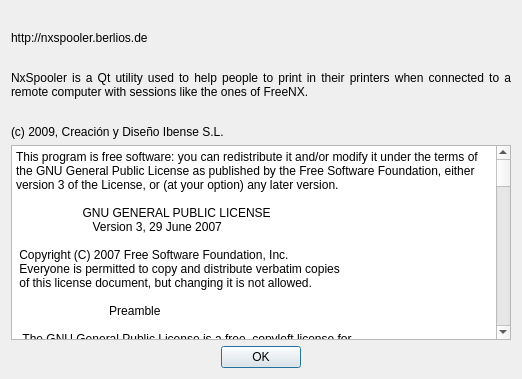
Above: trunk/aboutDialog.ui from BackupTheBerlios/nxspooler-svn before the change. Below: the same form after it.
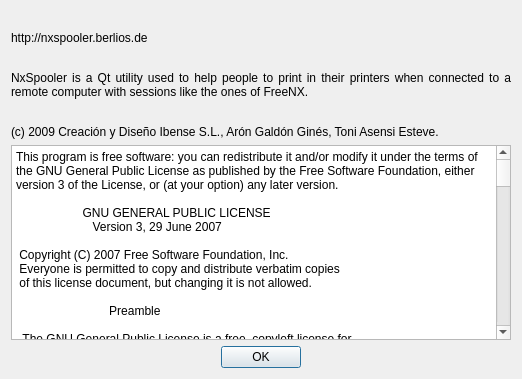
That is the form after the change. Icons and pictures are not drawn.

Diff of the .ui file:
```diff
--- a/trunk/aboutDialog.ui
+++ b/trunk/aboutDialog.ui
@@ -89,7 +89,7 @@
       </sizepolicy>
      </property>
      <property name="text">
-      <string notr="true">(c) 2009, Creación y Diseño Ibense S.L.</string>
+      <string notr="true">(c) 2009 Creación y Diseño Ibense S.L., Arón Galdón Ginés, Toni Asensi Esteve. </string>
      </property>
     </widget>
    </item>
```
